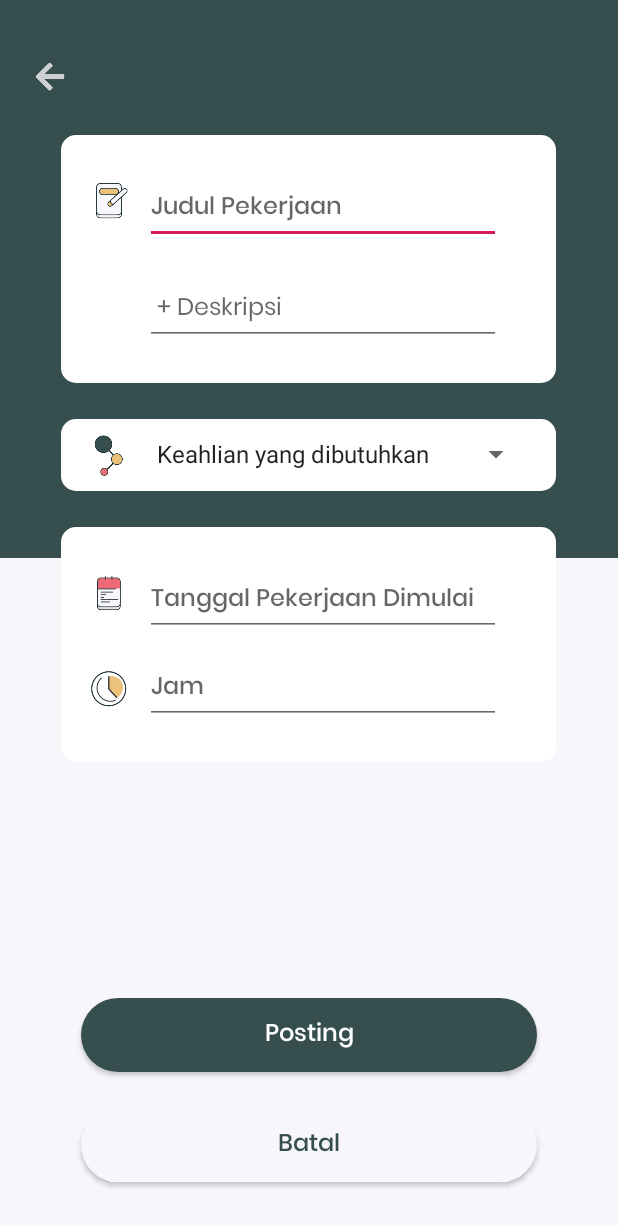
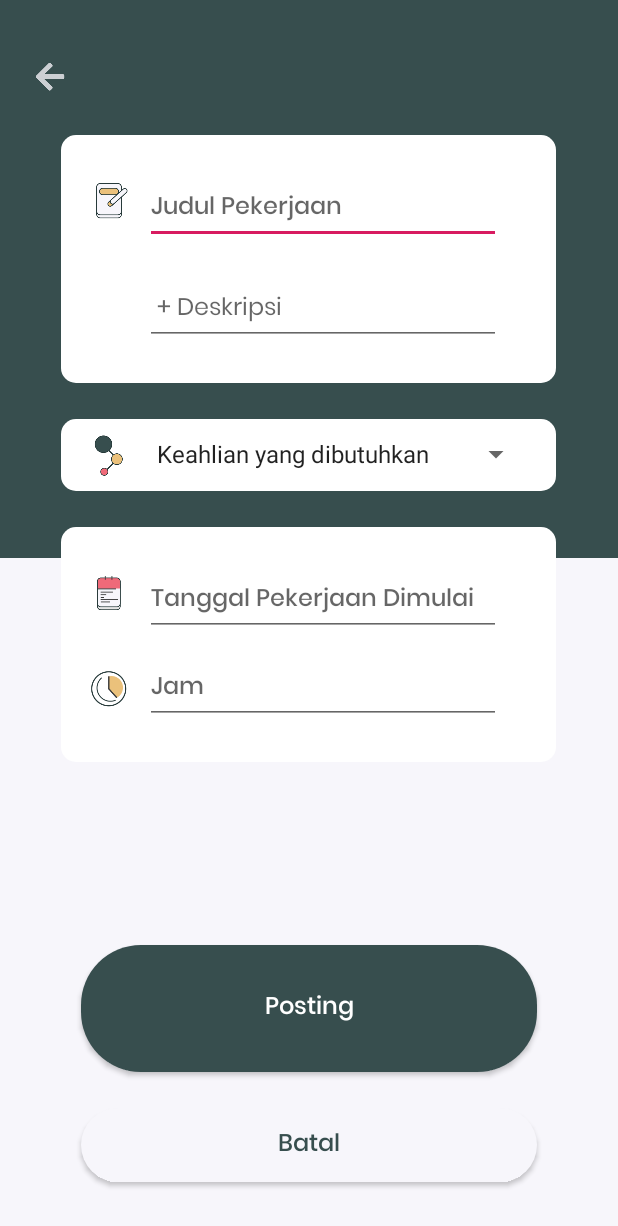
Before and after one commit to andripery/GerakAndroid, an Android app: the Keahlian screen opened directly, with no data from a screen before it, on a phone screen of 412 x 824 dp. Shown: the top 1226 px of the screen. Run offline under Robolectric (Android 15) with nearby library versions, the phone set to English and light mode, and no system bars; our stand-ins replace Firebase (no records; nobody signed in at launch, a user with empty details on screens opened directly).

Commit message:
17 Januari 2020 Update Account dan Keahlian Dicoba dulu

```diff
--- a/gerak/app/src/main/res/layout/keahlian.xml
+++ b/gerak/app/src/main/res/layout/keahlian.xml
@@ -128,6 +128,7 @@
 
     <!--Layout Waktu-->
     <RelativeLayout
+        android:id="@+id/waktu_keahlian"
         android:layout_width="330dp"
         android:layout_height="wrap_content"
         android:layout_below="@id/layout_keahlian_keahlian"
@@ -213,15 +214,16 @@
         android:layout_width="304dp"
         android:layout_height="49dp"
         android:layout_above="@id/btnBatal_keahlian"
+        android:layout_below="@+id/waktu_keahlian"
+        android:layout_centerHorizontal="true"
+        android:layout_marginTop="122dp"
+        android:layout_marginBottom="24dp"
         android:background="@drawable/getstarted_bgbutton"
-        android:layout_marginBottom="24dp"
-        android:layout_centerHorizontal="true"
+        android:fontFamily="@font/pmedium"
         android:text="Posting"
         android:textAllCaps="false"
-        android:textSize="16dp"
         android:textColor="#ffffff"
-        android:fontFamily="@font/pmedium"
-        />
+        android:textSize="16dp" />
 
 
 <!--</ScrollView>-->
```
Also changed, not shown: gerak/app/src/main/res/layout/account.xml (+5 -4 lines).
